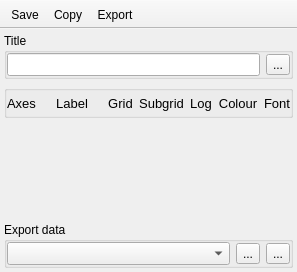
Above: UIs/nCustomPlot.ui from NeutrinoToolkit/Neutrino before the change. Below: the same form after it.
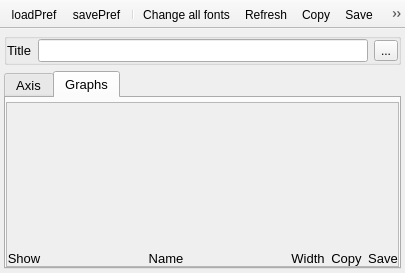
That is the form after the change. Icons and pictures are not drawn.

```diff
--- a/UIs/nCustomPlot.ui
+++ b/UIs/nCustomPlot.ui
@@ -6,8 +6,8 @@
    <rect>
     <x>0</x>
     <y>0</y>
-    <width>297</width>
-    <height>272</height>
+    <width>405</width>
+    <height>273</height>
    </rect>
   </property>
   <property name="windowTitle">
@@ -17,7 +17,7 @@
    <bool>true</bool>
   </property>
   <widget class="QWidget" name="centralwidget">
-   <layout class="QGridLayout" name="gridLayout">
+   <layout class="QVBoxLayout" name="verticalLayout">
     <property name="leftMargin">
      <number>4</number>
     </property>
@@ -30,70 +30,12 @@
     <property name="bottomMargin">
      <number>4</number>
     </property>
-    <item row="4" column="0">
-     <widget class="QGroupBox" name="groupBox_1">
-      <property name="title">
-       <string>Export data</string>
-      </property>
-      <layout class="QGridLayout" name="gridLayout_3">
-       <property name="leftMargin">
-        <number>0</number>
-       </property>
-       <property name="topMargin">
-        <number>0</number>
-       </property>
-       <property name="rightMargin">
-        <number>0</number>
-       </property>
-       <property name="bottomMargin">
-        <number>0</number>
-       </property>
-       <item row="0" column="1">
-        <widget class="QToolButton" name="saveData">
-         <property name="toolTip">
-          <string>Save Data</string>
-         </property>
-         <property name="text">
-          <string>...</string>
-         </property>
-         <property name="icon">
-          <iconset resource="../../neutrino-build/src/icons.qrc">
-           <normaloff>:/icons/saveTxt.png</normaloff>:/icons/saveTxt.png</iconset>
-         </property>
-        </widget>
-       </item>
-       <item row="0" column="2">
-        <widget class="QToolButton" name="copyData">
-         <property name="toolTip">
-          <string>Copy Data</string>
-         </property>
-         <property name="text">
-          <string>...</string>
-         </property>
-         <property name="icon">
-          <iconset resource="../../neutrino-build/src/icons.qrc">
-           <normaloff>:/icons/saveClipboard.png</normaloff>:/icons/saveClipboard.png</iconset>
-         </property>
-        </widget>
-       </item>
-       <item row="0" column="0">
-        <widget class="QComboBox" name="plotName">
-         <property name="font">
-          <font>
-           <pointsize>10</pointsize>
-          </font>
-         </property>
-        </widget>
-       </item>
-      </layout>
-     </widget>
-    </item>
-    <item row="1" column="0">
+    <item>
      <widget class="QGroupBox" name="groupBox">
       <property name="title">
-       <string>Title</string>
+       <string/>
       </property>
-      <layout class="QGridLayout" name="gridLayout_2">
+      <layout class="QHBoxLayout" name="horizontalLayout_2" stretch="0,1,0">
        <property name="leftMargin">
         <number>0</number>
        </property>
@@ -106,7 +48,19 @@
        <property name="bottomMargin">
         <number>0</number>
        </property>
-       <item row="1" column="0">
+       <item>
+        <widget class="QLabel" name="label_6">
+         <property name="font">
+          <font>
+           <pointsize>10</pointsize>
+          </font>
+         </property>
+         <property name="text">
+          <string>Title</string>
+         </property>
+        </widget>
+       </item>
+       <item>
         <widget class="QLineEdit" name="plotTitle">
          <property name="font">
           <font>
@@ -115,7 +69,7 @@
          </property>
         </widget>
        </item>
-       <item row="1" column="1">
+       <item>
         <widget class="QToolButton" name="fontTitle">
          <property name="text">
           <string>...</string>
@@ -129,146 +83,322 @@
       </layout>
      </widget>
     </item>
-    <item row="3" column="0">
-     <spacer name="verticalSpacer">
-      <property name="orientation">
-       <enum>Qt::Vertical</enum>
-      </property>
-      <property name="sizeHint" stdset="0">
-       <size>
-        <width>20</width>
-        <height>40</height>
-       </size>
-      </property>
-     </spacer>
-    </item>
-    <item row="2" column="0">
-     <widget class="QGroupBox" name="groupBox_2">
+    <item>
+     <widget class="QTabWidget" name="tabWidget">
       <property name="font">
        <font>
         <pointsize>10</pointsize>
        </font>
       </property>
-      <layout class="QGridLayout" name="gridLayout_4">
-       <property name="leftMargin">
-        <number>0</number>
-       </property>
-       <property name="topMargin">
-        <number>0</number>
-       </property>
-       <property name="rightMargin">
-        <number>0</number>
-       </property>
-       <property name="bottomMargin">
-        <number>0</number>
-       </property>
-       <item row="0" column="0">
-        <layout class="QGridLayout" name="labels_layout" columnstretch="0,1,0,0,0,0,0">
-         <item row="0" column="4">
-          <widget class="QLabel" name="label_4">
-           <property name="font">
-            <font>
-             <pointsize>10</pointsize>
-            </font>
+      <property name="currentIndex">
+       <number>1</number>
+      </property>
+      <widget class="QWidget" name="tab">
+       <attribute name="title">
+        <string>Axis</string>
+       </attribute>
+       <layout class="QGridLayout" name="gridLayout_3">
+        <property name="leftMargin">
+         <number>0</number>
+        </property>
+        <property name="topMargin">
+         <number>4</number>
+        </property>
+        <property name="rightMargin">
+         <number>0</number>
+        </property>
+        <property name="bottomMargin">
+         <number>0</number>
+        </property>
+        <item row="0" column="0">
+         <widget class="QScrollArea" name="scrollArea">
+          <property name="frameShape">
+           <enum>QFrame::NoFrame</enum>
+          </property>
+          <property name="lineWidth">
+           <number>0</number>
+          </property>
+          <property name="verticalScrollBarPolicy">
+           <enum>Qt::ScrollBarAsNeeded</enum>
+          </property>
+          <property name="horizontalScrollBarPolicy">
+           <enum>Qt::ScrollBarAsNeeded</enum>
+          </property>
+          <property name="widgetResizable">
+           <bool>true</bool>
+          </property>
+          <widget class="QWidget" name="scrollAreaWidgetContents">
+           <property name="geometry">
+            <rect>
+             <x>0</x>
+             <y>0</y>
+             <width>391</width>
+             <height>162</height>
+            </rect>
            </property>
-           <property name="text">
-            <string>Log</string>
-           </property>
-           <property name="alignment">
-            <set>Qt::AlignCenter</set>
-           </property>
+           <layout class="QGridLayout" name="gridLayout">
+            <property name="leftMargin">
+             <number>0</number>
+            </property>
+            <property name="topMargin">
+             <number>0</number>
+            </property>
+            <property name="rightMargin">
+             <number>0</number>
+            </property>
+            <property name="bottomMargin">
+             <number>0</number>
+            </property>
+            <item row="0" column="0">
+             <layout class="QGridLayout" name="labels_layout" columnstretch="0,1,0,0,0,0,2">
+              <property name="verticalSpacing">
+               <number>0</number>
+              </property>
+              <item row="0" column="1">
+               <widget class="QLabel" name="label_2">
+                <property name="font">
+                 <font>
+                  <pointsize>10</pointsize>
+                 </font>
+                </property>
+                <property name="text">
+                 <string>Label</string>
+                </property>
+                <property name="alignment">
+                 <set>Qt::AlignBottom|Qt::AlignHCenter</set>
+                </property>
+               </widget>
+              </item>
+              <item row="0" column="4">
+               <widget class="QLabel" name="label_5">
+                <property name="font">
+                 <font>
+                  <pointsize>10</pointsize>
+                 </font>
+                </property>
+                <property name="text">
+                 <string>Color</string>
+                </property>
+                <property name="alignment">
+                 <set>Qt::AlignBottom|Qt::AlignHCenter</set>
+                </property>
+               </widget>
+              </item>
+              <item row="0" column="3">
+               <widget class="QLabel" name="label_4">
+                <property name="font">
+                 <font>
+                  <pointsize>10</pointsize>
+                 </font>
+                </property>
+                <property name="text">
+                 <string>Log</string>
+                </property>
+                <property name="alignment">
+                 <set>Qt::AlignBottom|Qt::AlignHCenter</set>
+                </property>
+               </widget>
+              </item>
+              <item row="0" column="6">
+               <widget class="QLabel" name="label_9">
+                <property name="font">
+                 <font>
+                  <pointsize>10</pointsize>
+                 </font>
+                </property>
+                <property name="text">
+                 <string>Range</string>
+                </property>
+                <property name="alignment">
+                 <set>Qt::AlignBottom|Qt::AlignHCenter</set>
+                </property>
+               </widget>
+              </item>
+              <item row="0" column="5">
+               <widget class="QLabel" name="label_7">
+                <property name="font">
+                 <font>
+                  <pointsize>10</pointsize>
+                 </font>
+                </property>
+                <property name="text">
+                 <string>Font</string>
+                </property>
+                <property name="alignment">
+                 <set>Qt::AlignBottom|Qt::AlignHCenter</set>
+                </property>
+               </widget>
+              </item>
+              <item row="0" column="2">
+               <widget class="QLabel" name="label_3">
+                <property name="font">
+                 <font>
+                  <pointsize>10</pointsize>
+                 </font>
+                </property>
+                <property name="text">
+                 <string>Grid</string>
+                </property>
+                <property name="alignment">
+                 <set>Qt::AlignBottom|Qt::AlignHCenter</set>
+                </property>
+               </widget>
+              </item>
+              <item row="0" column="0">
+               <widget class="QLabel" name="label_8">
+                <property name="font">
+                 <font>
+                  <pointsize>10</pointsize>
+                 </font>
+                </property>
+                <property name="text">
+                 <string>Show</string>
+                </property>
+                <property name="alignment">
+                 <set>Qt::AlignBottom|Qt::AlignHCenter</set>
+                </property>
+               </widget>
+              </item>
+             </layout>
+            </item>
+           </layout>
           </widget>
-         </item>
-         <item row="0" column="2">
-          <widget class="QLabel" name="label_3">
-           <property name="font">
-            <font>
-             <pointsize>10</pointsize>
-            </font>
+         </widget>
+        </item>
+       </layout>
+      </widget>
+      <widget class="QWidget" name="tab_2">
+       <attribute name="title">
+        <string>Graphs</string>
+       </attribute>
+       <layout class="QGridLayout" name="gridLayout_6">
+        <property name="leftMargin">
+         <number>0</number>
+        </property>
+        <property name="topMargin">
+         <number>4</number>
+        </property>
+        <property name="rightMargin">
+         <number>0</number>
+        </property>
+        <property name="bottomMargin">
+         <number>0</number>
+        </property>
+        <item row="0" column="0">
+         <widget class="QScrollArea" name="scrollArea_2">
+          <property name="widgetResizable">
+           <bool>true</bool>
+          </property>
+          <widget class="QWidget" name="scrollAreaWidgetContents_2">
+           <property name="geometry">
+            <rect>
+             <x>0</x>
+             <y>0</y>
+             <width>389</width>
+             <height>160</height>
+            </rect>
            </property>
-           <property name="text">
-            <string>Grid</string>
-           </property>
-           <property name="alignment">
-            <set>Qt::AlignCenter</set>
-           </property>
+           <layout class="QGridLayout" name="gridLayout_5">
+            <property name="leftMargin">
+             <number>0</number>
+            </property>
+            <property name="topMargin">
+             <number>0</number>
+            </property>
+            <property name="rightMargin">
+             <number>0</number>
+            </property>
+            <property name="bottomMargin">
+             <number>0</number>
+            </property>
+            <item row="0" column="0">
+             <layout class="QGridLayout" name="graphs_layout" columnstretch="0,1,0,0,0">
+              <property name="verticalSpacing">
+               <number>0</number>
+              </property>
+              <item row="0" column="2">
+               <widget class="QLabel" name="label_11">
+                <property name="font">
+                 <font>
+                  <pointsize>10</pointsize>
+                 </font>
+                </property>
+                <property name="text">
+                 <string>Width</string>
+                </property>
+                <property name="alignment">
+                 <set>Qt::AlignBottom|Qt::AlignHCenter</set>
+                </property>
+               </widget>
+              </item>
+              <item row="0" column="3">
+               <widget class="QLabel" name="label_12">
+                <property name="font">
+                 <font>
+                  <pointsize>10</pointsize>
+                 </font>
+                </property>
+                <property name="text">
+                 <string>Copy</string>
+                </property>
+                <property name="alignment">
+                 <set>Qt::AlignBottom|Qt::AlignHCenter</set>
+                </property>
+               </widget>
+              </item>
+              <item row="0" column="4">
+               <widget class="QLabel" name="label_13">
+                <property name="font">
+                 <font>
+                  <pointsize>10</pointsize>
+                 </font>
+                </property>
+                <property name="text">
+                 <string>Save</string>
+                </property>
+                <property name="alignment">
+                 <set>Qt::AlignBottom|Qt::AlignHCenter</set>
+                </property>
+               </widget>
+              </item>
+              <item row="0" column="0">
+               <widget class="QLabel" name="label_10">
+                <property name="font">
+                 <font>
+                  <pointsize>10</pointsize>
+                 </font>
+                </property>
+                <property name="text">
+                 <string>Show</string>
+                </property>
+                <property name="alignment">
+                 <set>Qt::AlignBottom|Qt::AlignHCenter</set>
+                </property>
+               </widget>
+              </item>
+              <item row="0" column="1">
+               <widget class="QLabel" name="label">
+                <property name="font">
+                 <font>
+                  <pointsize>10</pointsize>
+                 </font>
+                </property>
+                <property name="text">
+                 <string>Name</string>
+                </property>
+                <property name="alignment">
+                 <set>Qt::AlignBottom|Qt::AlignHCenter</set>
+                </property>
+               </widget>
+              </item>
+             </layout>
+            </item>
+           </layout>
           </widget>
-         </item>
-         <item row="0" column="5">
-          <widget class="QLabel" name="label_5">
-           <property name="font">
-            <font>
-             <pointsize>10</pointsize>
-            </font>
-           </property>
-           <property name="text">
-            <string>Colour</string>
-           </property>
-           <property name="alignment">
-            <set>Qt::AlignCenter</set>
-           </property>
-          </widget>
-         </item>
-         <item row="0" column="1">
-          <widget class="QLabel" name="label_2">
-           <property name="font">
-            <font>
-             <pointsize>10</pointsize>
-            </font>
-           </property>
-           <property name="text">
-            <string>Label</string>
-           </property>
-           <property name="alignment">
-            <set>Qt::AlignCenter</set>
-           </property>
-          </widget>
-         </item>
-         <item row="0" column="0">
-          <widget class="QLabel" name="label">
-           <property name="font">
-            <font>
-             <pointsize>10</pointsize>
-            </font>
-           </property>
-           <property name="text">
-            <string>Axes</string>
-           </property>
-           <property name="alignment">
-            <set>Qt::AlignCenter</set>
-           </property>
-          </widget>
-         </item>
-         <item row="0" column="3">
-          <widget class="QLabel" name="label_6">
-           <property name="font">
-            <font>
-             <pointsize>10</pointsize>
-            </font>
-           </property>
-           <property name="text">
-            <string>Subgrid</string>
-           </property>
-           <property name="alignment">
-            <set>Qt::AlignCenter</set>
-           </property>
-          </widget>
-         </item>
-         <item row="0" column="6">
-          <widget class="QLabel" name="label_7">
-           <property name="font">
-            <font>
-             <pointsize>10</pointsize>
-            </font>
-           </property>
-           <property name="text">
-            <string>Font</string>
-           </property>
-          </widget>
-         </item>
-        </layout>
-       </item>
-      </layout>
+         </widget>
+        </item>
+       </layout>
+      </widget>
      </widget>
     </item>
    </layout>
@@ -295,8 +425,13 @@
    <attribute name="toolBarBreak">
     <bool>false</bool>
    </attribute>
-   <addaction name="actionSave"/>
+   <addaction name="actionLoadPref"/>
+   <addaction name="actionSavePref"/>
+   <addaction name="separator"/>
+   <addaction name="actionChangeFonts"/>
+   <addaction name="actionRefresh"/>
    <addaction name="actionCopy"/>
+   <addaction name="actionSave"/>
    <addaction name="actionExport"/>
   </widget>
   <action name="actionCopy">
@@ -332,7 +467,55 @@
     <string>Export</string>
    </property>
    <property name="toolTip">
-    <string>Export image to file</string>
+    <string>Export plot to file</string>
+   </property>
+  </action>
+  <action name="actionLoadPref">
+   <property name="icon">
+    <iconset resource="../qrc/icons.qrc">
+     <normaloff>:/icons/loadPref.png</normaloff>:/icons/loadPref.png</iconset>
+   </property>
+   <property name="text">
+    <string>loadPref</string>
+   </property>
+   <property name="toolTip">
+    <string>Load Preferences</string>
+   </property>
+  </action>
+  <action name="actionSavePref">
+   <property name="icon">
+    <iconset resource="../qrc/icons.qrc">
+     <normaloff>:/icons/savePref.png</normaloff>:/icons/savePref.png</iconset>
+   </property>
+   <property name="text">
+    <string>savePref</string>
+   </property>
+   <property name="toolTip">
+    <string>Save Preferences</string>
+   </property>
+  </action>
+  <action name="actionRefresh">
+   <property name="icon">
+    <iconset resource="../qrc/icons.qrc">
+     <normaloff>:/icons/autoRefresh.png</normaloff>:/icons/autoRefresh.png</iconset>
+   </property>
+   <property name="text">
+    <string>Refresh</string>
+   </property>
+   <property name="toolTip">
+    <string>Refresh plot</string>
+   </property>
+  </action>
+  <action name="actionChangeFonts">
+   <property name="icon">
+    <iconset resource="../qrc/icons.qrc">
+     <normaloff>:/icons/font.png</normaloff>:/icons/font.png</iconset>
+   </property>
+   <property name="text">
+    <string>Change all fonts</string>
+   </property>
+   <property name="toolTip">
+    <string>Change all fonts</string>
    </property>
   </action>
  </widget>
```
Left out of the diff: 14 changed lines with no effect on the pictures.
